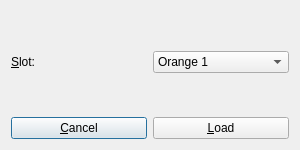
Old version of the form plug/loadfromamp.ui in the repository b2ornot2b/plug.
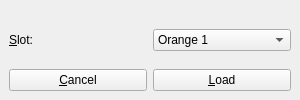
New version of the form.

Commit message: Save/load windows do not close - fixes issue 19

Diff of the .ui file:
```diff
--- a/plug/loadfromamp.ui
+++ b/plug/loadfromamp.ui
@@ -1,18 +1,19 @@
 <?xml version="1.0" encoding="UTF-8"?>
 <ui version="4.0">
  <class>LoadFromAmp</class>
- <widget class="QDialog" name="LoadFromAmp">
+ <widget class="QMainWindow" name="LoadFromAmp">
   <property name="geometry">
    <rect>
     <x>0</x>
     <y>0</y>
     <width>300</width>
-    <height>150</height>
+    <height>100</height>
    </rect>
   </property>
   <property name="windowTitle">
    <string>Load from Amplifier</string>
   </property>
+  <widget class="QWidget" name="centralWidget">
   <layout class="QVBoxLayout" name="verticalLayout">
    <item>
     <spacer name="verticalSpacer">
@@ -200,6 +201,7 @@
     </layout>
    </item>
   </layout>
+  </widget>
  </widget>
  <resources/>
  <connections/>
```
Lines whose indentation alone changed are shown as unchanged. The commit also changes 6 other files.
